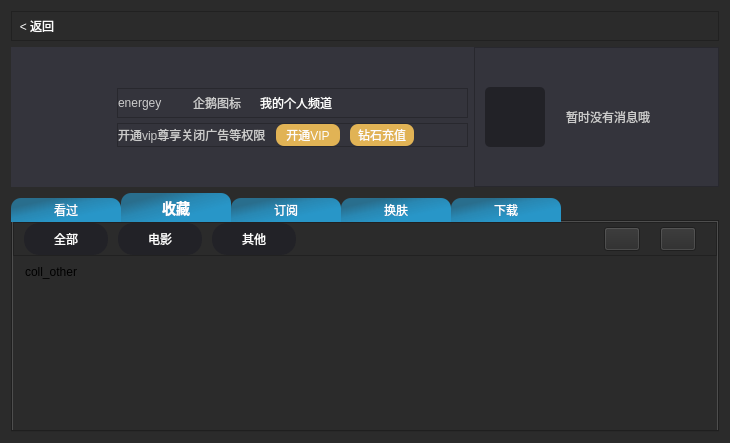
Before: the Qt Designer form VideoPlayer/videomodels/PersonFileForm.ui in huizhang556/pc-video-player, drawn with Qt 5.
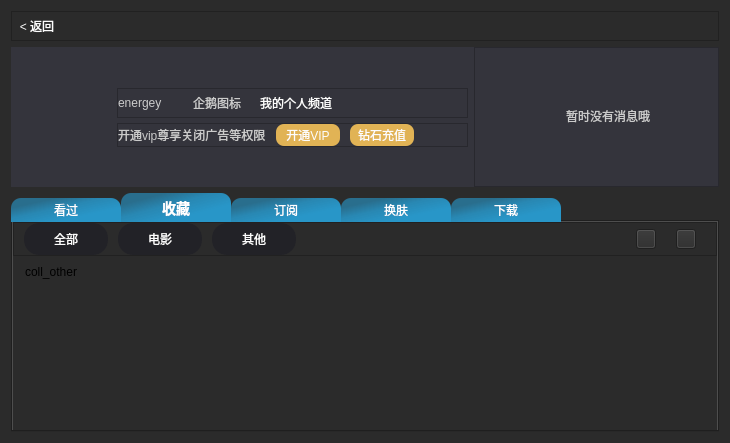
After: the same form once the commit is applied. The open tabs and pages were chosen to show the change. Icons and pictures are not drawn.

The edit to the form file:
```diff
--- a/VideoPlayer/videomodels/PersonFileForm.ui
+++ b/VideoPlayer/videomodels/PersonFileForm.ui
@@ -533,7 +533,6 @@
                  <property name="styleSheet">
                   <string notr="true">QPushButton
 {
-background-color:#222227;
 border-radius:5px;
 color: rgb(253, 253, 253);
 font: 23 10pt &quot;Microsoft YaHei&quot;;
@@ -569,6 +568,18 @@
                </item>
                <item>
                 <widget class="QLabel" name="label_prompt">
+                 <property name="minimumSize">
+                  <size>
+                   <width>0</width>
+                   <height>36</height>
+                  </size>
+                 </property>
+                 <property name="maximumSize">
+                  <size>
+                   <width>16777215</width>
+                   <height>36</height>
+                  </size>
+                 </property>
                  <property name="styleSheet">
                   <string notr="true">QLabel
 {
@@ -1142,16 +1153,22 @@
                 </item>
                 <item>
                  <widget class="QPushButton" name="pushButton_coll_select">
+                  <property name="sizePolicy">
+                   <sizepolicy hsizetype="Minimum" vsizetype="Fixed">
+                    <horstretch>20</horstretch>
+                    <verstretch>20</verstretch>
+                   </sizepolicy>
+                  </property>
                   <property name="minimumSize">
                    <size>
-                    <width>0</width>
-                    <height>24</height>
+                    <width>20</width>
+                    <height>20</height>
                    </size>
                   </property>
                   <property name="maximumSize">
                    <size>
-                    <width>36</width>
-                    <height>16777215</height>
+                    <width>20</width>
+                    <height>20</height>
                    </size>
                   </property>
                   <property name="styleSheet">
@@ -1189,14 +1206,14 @@
                  <widget class="QPushButton" name="pushButton_coll_alldelete">
                   <property name="minimumSize">
                    <size>
-                    <width>0</width>
-                    <height>24</height>
+                    <width>20</width>
+                    <height>20</height>
                    </size>
                   </property>
                   <property name="maximumSize">
                    <size>
-                    <width>36</width>
-                    <height>16777215</height>
+                    <width>20</width>
+                    <height>20</height>
                    </size>
                   </property>
                   <property name="styleSheet">
```
Left out of the diff: 54 changed lines with no effect on the pictures.
